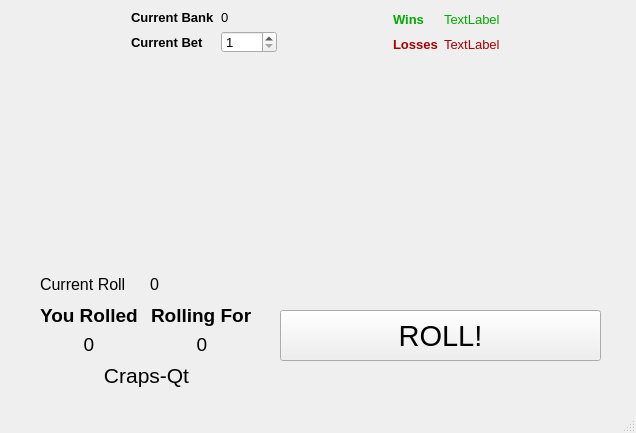
Old version of the form CrapsMainWindow.ui in the repository SNHU-CETA-CSE/crapsnqt-Cric-Ehapman.
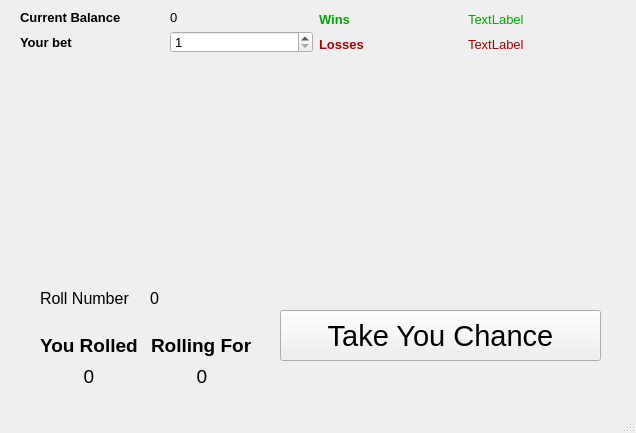
New version of the form. Icons and pictures are not drawn.

Commit message: Made the app more pleasing.

The edit to the form file:
```diff
--- a/CrapsMainWindow.ui
+++ b/CrapsMainWindow.ui
@@ -29,19 +29,6 @@
      </rect>
     </property>
     <layout class="QHBoxLayout" name="upperBar">
-     <item>
-      <spacer name="horizontalSpacer_5">
-       <property name="orientation">
-        <enum>Qt::Horizontal</enum>
-       </property>
-       <property name="sizeHint" stdset="0">
-        <size>
-         <width>40</width>
-         <height>20</height>
-        </size>
-       </property>
-      </spacer>
-     </item>
      <item>
       <layout class="QGridLayout" name="bankAndBet">
        <item row="1" column="0">
@@ -55,7 +42,7 @@
           </font>
          </property>
          <property name="text">
-          <string>Current Bet</string>
+          <string>Your bet</string>
          </property>
         </widget>
        </item>
@@ -83,7 +70,7 @@
           </font>
          </property>
          <property name="text">
-          <string>Current Bank</string>
+          <string>Current Balance</string>
          </property>
         </widget>
        </item>
@@ -108,19 +95,6 @@
        </item>
       </layout>
      </item>
-     <item>
-      <spacer name="horizontalSpacer">
-       <property name="orientation">
-        <enum>Qt::Horizontal</enum>
-       </property>
-       <property name="sizeHint" stdset="0">
-        <size>
-         <width>40</width>
-         <height>20</height>
-        </size>
-       </property>
-      </spacer>
-     </item>
      <item>
       <layout class="QVBoxLayout" name="winsAndLosses">
        <item>
@@ -337,19 +311,6 @@
        </item>
       </layout>
      </item>
-     <item>
-      <spacer name="horizontalSpacer_6">
-       <property name="orientation">
-        <enum>Qt::Horizontal</enum>
-       </property>
-       <property name="sizeHint" stdset="0">
-        <size>
-         <width>40</width>
-         <height>20</height>
-        </size>
-       </property>
-      </spacer>
-     </item>
     </layout>
    </widget>
    <widget class="QWidget" name="layoutWidget">
@@ -439,7 +400,7 @@
      </font>
     </property>
     <property name="text">
-     <string>ROLL!</string>
+     <string>Take You Chance</string>
     </property>
    </widget>
    <widget class="QWidget" name="verticalLayoutWidget_3">
@@ -462,7 +423,7 @@
           </font>
          </property>
          <property name="text">
-          <string>Current Roll</string>
+          <string>Roll Number</string>
          </property>
         </widget>
        </item>
@@ -567,21 +528,6 @@
        </item>
       </layout>
      </item>
-     <item>
-      <widget class="QLabel" name="statusUI">
-       <property name="font">
-        <font>
-         <pointsize>16</pointsize>
-        </font>
-       </property>
-       <property name="text">
-        <string>Craps-Qt</string>
-       </property>
-       <property name="alignment">
-        <set>Qt::AlignCenter</set>
-       </property>
-      </widget>
-     </item>
     </layout>
    </widget>
   </widget>
```
